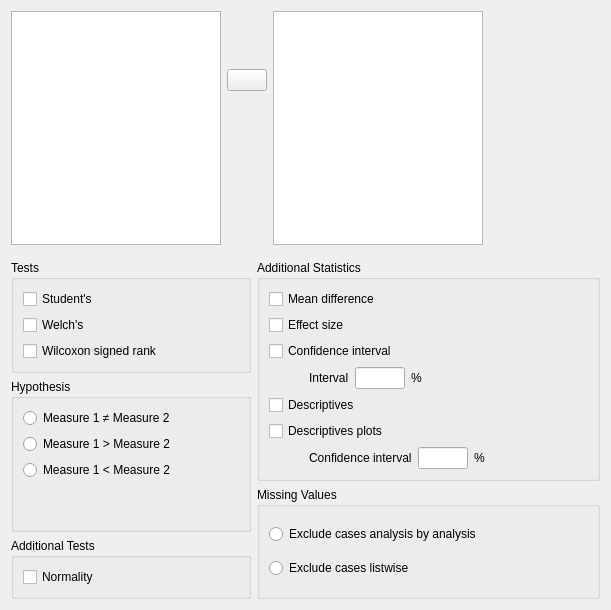
Before: the Qt Designer form JASP-Desktop/analysisforms/ttestpairedsamplesform.ui in jasp-stats/jasp-desktop, drawn with Qt 5.
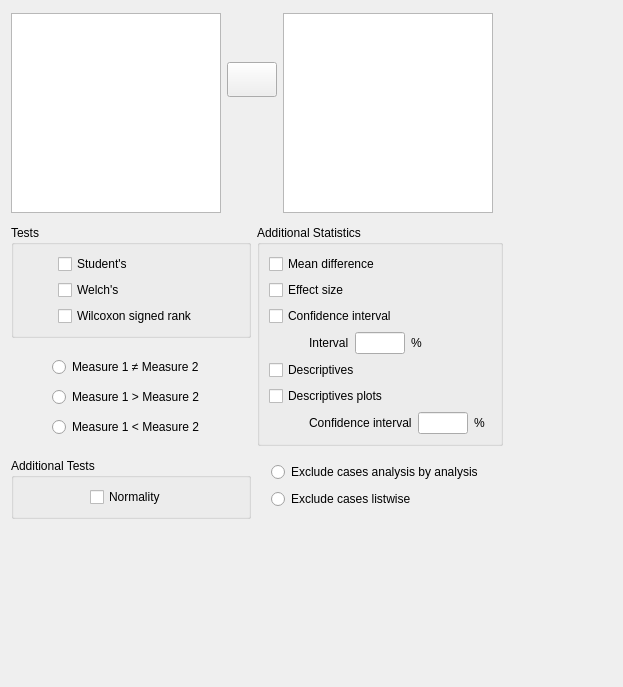
After: the same form once the commit is applied. Custom widgets are drawn as their Qt base class.

Diff of the .ui file:
```diff
--- a/JASP-Desktop/analysisforms/ttestpairedsamplesform.ui
+++ b/JASP-Desktop/analysisforms/ttestpairedsamplesform.ui
@@ -6,17 +6,41 @@
    <rect>
     <x>0</x>
     <y>0</y>
-    <width>611</width>
-    <height>610</height>
+    <width>623</width>
+    <height>687</height>
    </rect>
   </property>
+  <property name="sizePolicy">
+   <sizepolicy hsizetype="Expanding" vsizetype="Preferred">
+    <horstretch>0</horstretch>
+    <verstretch>0</verstretch>
+   </sizepolicy>
+  </property>
+  <property name="minimumSize">
+   <size>
+    <width>0</width>
+    <height>0</height>
+   </size>
+  </property>
   <property name="windowTitle">
    <string>Form</string>
   </property>
-  <layout class="QGridLayout" name="gridLayout_7">
-   <item row="0" column="0" colspan="3">
-    <widget class="QWidget" name="widget_2" native="true">
-     <layout class="QGridLayout" name="gridLayout">
+  <layout class="QVBoxLayout" name="verticalLayout">
+   <property name="spacing">
+    <number>3</number>
+   </property>
+   <property name="topMargin">
+    <number>13</number>
+   </property>
+   <item>
+    <widget class="QWidget" name="horizontalWidget" native="true">
+     <property name="sizePolicy">
+      <sizepolicy hsizetype="Fixed" vsizetype="Fixed">
+       <horstretch>0</horstretch>
+       <verstretch>0</verstretch>
+      </sizepolicy>
+     </property>
+     <layout class="QHBoxLayout" name="horizontalLayout_2">
       <property name="leftMargin">
        <number>0</number>
       </property>
@@ -29,33 +53,29 @@
       <property name="bottomMargin">
        <number>0</number>
       </property>
-      <item row="0" column="0" rowspan="2">
+      <item>
        <widget class="AvailableFieldsListView" name="availableFields">
+        <property name="sizePolicy">
+         <sizepolicy hsizetype="Fixed" vsizetype="Fixed">
+          <horstretch>0</horstretch>
+          <verstretch>0</verstretch>
+         </sizepolicy>
+        </property>
         <property name="minimumSize">
          <size>
-          <width>0</width>
+          <width>210</width>
           <height>200</height>
          </size>
         </property>
         <property name="maximumSize">
          <size>
           <width>210</width>
-          <height>16777215</height>
+          <height>200</height>
          </size>
         </property>
        </widget>
       </item>
-      <item row="0" column="2" rowspan="2">
-       <widget class="BoundPairsTable" name="pairs">
-        <property name="maximumSize">
-         <size>
-          <width>210</width>
-          <height>16777215</height>
-         </size>
-        </property>
-       </widget>
-      </item>
-      <item row="0" column="1" rowspan="2">
+      <item>
        <widget class="QWidget" name="widget_5" native="true">
         <layout class="QGridLayout" name="gridLayout_4">
          <property name="leftMargin">
@@ -64,36 +84,13 @@
          <property name="rightMargin">
           <number>0</number>
          </property>
-         <item row="2" column="0">
-          <spacer name="verticalSpacer_2">
-           <property name="orientation">
-            <enum>Qt::Vertical</enum>
-           </property>
-           <property name="sizeHint" stdset="0">
-            <size>
-             <width>20</width>
-             <height>40</height>
-            </size>
-           </property>
-          </spacer>
-         </item>
          <item row="0" column="0">
           <spacer name="verticalSpacer_4">
            <property name="orientation">
             <enum>Qt::Vertical</enum>
            </property>
-           <property name="sizeHint" stdset="0">
-            <size>
-             <width>20</width>
-             <height>40</height>
-            </size>
-           </property>
-          </spacer>
-         </item>
-         <item row="4" column="0">
-          <spacer name="verticalSpacer_3">
-           <property name="orientation">
-            <enum>Qt::Vertical</enum>
+           <property name="sizeType">
+            <enum>QSizePolicy::Fixed</enum>
            </property>
            <property name="sizeHint" stdset="0">
             <size>
@@ -105,10 +102,22 @@
          </item>
          <item row="1" column="0">
           <widget class="AssignButton" name="assignButton">
+           <property name="sizePolicy">
+            <sizepolicy hsizetype="Fixed" vsizetype="Fixed">
+             <horstretch>0</horstretch>
+             <verstretch>0</verstretch>
+            </sizepolicy>
+           </property>
+           <property name="minimumSize">
+            <size>
+             <width>50</width>
+             <height>35</height>
+            </size>
+           </property>
            <property name="maximumSize">
             <size>
              <width>50</width>
-             <height>16777215</height>
+             <height>35</height>
             </size>
            </property>
            <property name="text">
@@ -116,8 +125,8 @@
            </property>
           </widget>
          </item>
-         <item row="3" column="0">
-          <spacer name="verticalSpacer_5">
+         <item row="2" column="0">
+          <spacer name="verticalSpacer_3">
            <property name="orientation">
             <enum>Qt::Vertical</enum>
            </property>
@@ -132,21 +141,55 @@
         </layout>
        </widget>
       </item>
+      <item>
+       <widget class="BoundPairsTable" name="pairs">
+        <property name="sizePolicy">
+         <sizepolicy hsizetype="Fixed" vsizetype="Fixed">
+          <horstretch>0</horstretch>
+          <verstretch>0</verstretch>
+         </sizepolicy>
+        </property>
+        <property name="minimumSize">
+         <size>
+          <width>210</width>
+          <height>200</height>
+         </size>
+        </property>
+        <property name="maximumSize">
+         <size>
+          <width>210</width>
+          <height>200</height>
+         </size>
+        </property>
+       </widget>
+      </item>
+      <item>
+       <widget class="QWidget" name="widget" native="true">
+        <property name="sizePolicy">
+         <sizepolicy hsizetype="Fixed" vsizetype="Preferred">
+          <horstretch>0</horstretch>
+          <verstretch>0</verstretch>
+         </sizepolicy>
+        </property>
+        <property name="minimumSize">
+         <size>
+          <width>100</width>
+          <height>0</height>
+         </size>
+        </property>
+       </widget>
+      </item>
      </layout>
     </widget>
    </item>
-   <item row="0" column="3">
-    <widget class="QWidget" name="widget" native="true">
-     <property name="minimumSize">
-      <size>
-       <width>90</width>
-       <height>0</height>
-      </size>
-     </property>
-    </widget>
-   </item>
-   <item row="1" column="0" colspan="4">
+   <item>
     <widget class="QWidget" name="widget_7" native="true">
+     <property name="sizePolicy">
+      <sizepolicy hsizetype="Fixed" vsizetype="Fixed">
+       <horstretch>0</horstretch>
+       <verstretch>0</verstretch>
+      </sizepolicy>
+     </property>
      <layout class="QGridLayout" name="gridLayout_12">
       <property name="leftMargin">
        <number>0</number>
@@ -159,6 +202,12 @@
       </property>
       <item row="0" column="2" rowspan="2">
        <widget class="GroupBox" name="groupBox_7">
+        <property name="sizePolicy">
+         <sizepolicy hsizetype="Minimum" vsizetype="Preferred">
+          <horstretch>0</horstretch>
+          <verstretch>0</verstretch>
+         </sizepolicy>
+        </property>
         <property name="title">
          <string>Additional Statistics</string>
         </property>
@@ -180,6 +229,12 @@
             </property>
             <item row="0" column="1">
              <widget class="BoundTextBox" name="descriptivesPlotsConfidenceInterval">
+              <property name="sizePolicy">
+               <sizepolicy hsizetype="Fixed" vsizetype="Fixed">
+                <horstretch>0</horstretch>
+                <verstretch>0</verstretch>
+               </sizepolicy>
+              </property>
               <property name="minimumSize">
                <size>
                 <width>50</width>
@@ -196,6 +251,12 @@
             </item>
             <item row="0" column="0">
              <widget class="QLabel" name="label_3">
+              <property name="sizePolicy">
+               <sizepolicy hsizetype="Fixed" vsizetype="Preferred">
+                <horstretch>0</horstretch>
+                <verstretch>0</verstretch>
+               </sizepolicy>
+              </property>
               <property name="text">
                <string>Confidence interval</string>
               </property>
@@ -203,6 +264,12 @@
             </item>
             <item row="0" column="2">
              <widget class="QLabel" name="label_4">
+              <property name="sizePolicy">
+               <sizepolicy hsizetype="Fixed" vsizetype="Preferred">
+                <horstretch>0</horstretch>
+                <verstretch>0</verstretch>
+               </sizepolicy>
+              </property>
               <property name="text">
                <string>%</string>
               </property>
@@ -228,6 +295,12 @@
             </property>
             <item row="0" column="0">
              <widget class="QLabel" name="label">
+              <property name="sizePolicy">
+               <sizepolicy hsizetype="Fixed" vsizetype="Preferred">
+                <horstretch>0</horstretch>
+                <verstretch>0</verstretch>
+               </sizepolicy>
+              </property>
               <property name="text">
                <string>Interval</string>
               </property>
@@ -236,7 +309,7 @@
             <item row="0" column="1">
              <widget class="BoundTextBox" name="confidenceIntervalInterval">
               <property name="sizePolicy">
-               <sizepolicy hsizetype="Preferred" vsizetype="Fixed">
+               <sizepolicy hsizetype="Fixed" vsizetype="Fixed">
                 <horstretch>0</horstretch>
                 <verstretch>0</verstretch>
                </sizepolicy>
@@ -257,6 +330,12 @@
             </item>
             <item row="0" column="2">
              <widget class="QLabel" name="label_2">
+              <property name="sizePolicy">
+               <sizepolicy hsizetype="Fixed" vsizetype="Preferred">
+                <horstretch>0</horstretch>
+                <verstretch>0</verstretch>
+               </sizepolicy>
+              </property>
               <property name="text">
                <string>%</string>
               </property>
@@ -267,6 +346,12 @@
          </item>
          <item row="2" column="0" colspan="3">
           <widget class="BoundCheckBox" name="confidenceInterval">
+           <property name="sizePolicy">
+            <sizepolicy hsizetype="Fixed" vsizetype="Fixed">
+             <horstretch>0</horstretch>
+             <verstretch>0</verstretch>
+            </sizepolicy>
+           </property>
            <property name="text">
             <string>Confidence interval</string>
            </property>
@@ -274,6 +359,12 @@
          </item>
          <item row="0" column="0" colspan="3">
           <widget class="BoundCheckBox" name="meanDifference">
+           <property name="sizePolicy">
+            <sizepolicy hsizetype="Fixed" vsizetype="Fixed">
+             <horstretch>0</horstretch>
+             <verstretch>0</verstretch>
+            </sizepolicy>
+           </property>
            <property name="text">
             <string>Mean difference</string>
            </property>
@@ -281,6 +372,12 @@
          </item>
          <item row="1" column="0" colspan="2">
           <widget class="BoundCheckBox" name="effectSize">
+           <property name="sizePolicy">
+            <sizepolicy hsizetype="Fixed" vsizetype="Fixed">
+             <horstretch>0</horstretch>
+             <verstretch>0</verstretch>
+            </sizepolicy>
+           </property>
            <property name="text">
             <string>Effect size</string>
            </property>
@@ -288,149 +385,189 @@
          </item>
          <item row="5" column="0">
           <widget class="BoundCheckBox" name="descriptivesPlots">
+           <property name="sizePolicy">
+            <sizepolicy hsizetype="Fixed" vsizetype="Fixed">
+             <horstretch>0</horstretch>
+             <verstretch>0</verstretch>
+            </sizepolicy>
+           </property>
            <property name="text">
             <string>Descriptives plots</string>
            </property>
           </widget>
          </item>
-         <item row="3" column="2">
-          <spacer name="horizontalSpacer">
-           <property name="orientation">
-            <enum>Qt::Horizontal</enum>
-           </property>
-           <property name="sizeHint" stdset="0">
-            <size>
-             <width>40</width>
-             <height>20</height>
-            </size>
-           </property>
-          </spacer>
-         </item>
          <item row="4" column="0" colspan="2">
           <widget class="BoundCheckBox" name="descriptives">
+           <property name="sizePolicy">
+            <sizepolicy hsizetype="Fixed" vsizetype="Fixed">
+             <horstretch>0</horstretch>
+             <verstretch>0</verstretch>
+            </sizepolicy>
+           </property>
            <property name="text">
             <string>Descriptives</string>
            </property>
           </widget>
          </item>
-         <item row="6" column="2">
-          <spacer name="horizontalSpacer_2">
-           <property name="orientation">
-            <enum>Qt::Horizontal</enum>
-           </property>
-           <property name="sizeHint" stdset="0">
-            <size>
-             <width>40</width>
-             <height>20</height>
-            </size>
-           </property>
-          </spacer>
-         </item>
         </layout>
        </widget>
       </item>
       <item row="3" column="0" colspan="2">
        <widget class="GroupBox" name="testType">
+        <property name="sizePolicy">
+         <sizepolicy hsizetype="Minimum" vsizetype="Preferred">
+          <horstretch>0</horstretch>
+          <verstretch>0</verstretch>
+         </sizepolicy>
+        </property>
         <property name="title">
          <string>Additional Tests</string>
         </property>
         <layout class="QGridLayout" name="gridLayout_11">
          <item row="0" column="0">
           <widget class="BoundCheckBox" name="normalityTests">
+           <property name="sizePolicy">
+            <sizepolicy hsizetype="Fixed" vsizetype="Fixed">
+             <horstretch>0</horstretch>
+             <verstretch>0</verstretch>
+            </sizepolicy>
+           </property>
            <property name="text">
             <string>Normality</string>
            </property>
           </widget>
          </item>
-        </layout>
-       </widget>
-      </item>
-      <item row="2" column="2" rowspan="2">
-       <widget class="BoundGroupBox" name="missingValues">
-        <property name="title">
-         <string>Missing Values</string>
-        </property>
-        <property name="flat">
-         <bool>false</bool>
-        </property>
-        <layout class="QGridLayout" name="gridLayout_6">
-         <item row="0" column="0">
-          <widget class="QRadioButton" name="_1excludeAnalysisByAnalysis">
-           <property name="text">
-            <string>Exclude cases analysis by analysis</string>
+         <item row="0" column="1">
+          <spacer name="horizontalSpacer_4">
+           <property name="orientation">
+            <enum>Qt::Horizontal</enum>
            </property>
-          </widget>
-         </item>
-         <item row="1" column="0">
-          <widget class="QRadioButton" name="_2excludeListwise">
-           <property name="text">
-            <string>Exclude cases listwise</string>
+           <property name="sizeType">
+            <enum>QSizePolicy::Preferred</enum>
            </property>
-          </widget>
+           <property name="sizeHint" stdset="0">
+            <size>
+             <width>5</width>
+             <height>20</height>
+            </size>
+           </property>
+          </spacer>
          </item>
         </layout>
        </widget>
       </item>
       <item row="0" column="0" colspan="2">
        <widget class="GroupBox" name="tests">
+        <property name="sizePolicy">
+         <sizepolicy hsizetype="Minimum" vsizetype="Preferred">
+          <horstretch>0</horstretch>
+          <verstretch>0</verstretch>
+         </sizepolicy>
+        </property>
         <property name="title">
          <string>Tests</string>
         </property>
         <layout class="QGridLayout" name="gridLayout_10">
          <item row="2" column="0">
           <widget class="BoundCheckBox" name="wilcoxonSignedRank">
+           <property name="sizePolicy">
+            <sizepolicy hsizetype="Fixed" vsizetype="Fixed">
+             <horstretch>0</horstretch>
+             <verstretch>0</verstretch>
+            </sizepolicy>
+           </property>
            <property name="text">
             <string>Wilcoxon signed rank</string>
            </property>
           </widget>
          </item>
-         <item row="1" column="0">
-          <widget class="BoundCheckBox" name="welchs">
-           <property name="text">
-            <string>Welch's</string>
-           </property>
-          </widget>
-         </item>
          <item row="0" column="0">
           <widget class="BoundCheckBox" name="students">
+           <property name="sizePolicy">
+            <sizepolicy hsizetype="Fixed" vsizetype="Fixed">
+             <horstretch>0</horstretch>
+             <verstretch>0</verstretch>
+            </sizepolicy>
+           </property>
            <property name="text">
             <string>Student's</string>
            </property>
           </widget>
          </item>
+         <item row="1" column="0">
+          <widget class="BoundCheckBox" name="welchs">
+           <property name="sizePolicy">
+            <sizepolicy hsizetype="Fixed" vsizetype="Fixed">
+             <horstretch>0</horstretch>
+             <verstretch>0</verstretch>
+            </sizepolicy>
+           </property>
+           <property name="text">
+            <string>Welch's</string>
+           </property>
+          </widget>
+         </item>
+         <item row="0" column="1" rowspan="3">
+          <spacer name="horizontalSpacer">
+           <property name="orientation">
+            <enum>Qt::Horizontal</enum>
+           </property>
+           <property name="sizeType">
+            <enum>QSizePolicy::Preferred</enum>
+           </property>
+           <property name="sizeHint" stdset="0">
+            <size>
+             <width>5</width>
+             <height>20</height>
+            </size>
+           </property>
+          </spacer>
+         </item>
         </layout>
        </widget>
       </item>
       <item row="1" column="0" rowspan="2" colspan="2">
-       <widget class="BoundGroupBox" name="hypothesis">
+       <widget class="BoundGroupBox" name="hypothesis" native="true">
+        <property name="sizePolicy">
+         <sizepolicy hsizetype="Minimum" vsizetype="Preferred">
+          <horstretch>0</horstretch>
+          <verstretch>0</verstretch>
+         </sizepolicy>
+        </property>
         <property name="minimumSize">
          <size>
           <width>240</width>
           <height>0</height>
          </size>
         </property>
-        <property name="title">
+        <property name="title" stdset="0">
          <string>Hypothesis</string>
         </property>
-        <property name="flat">
+        <property name="flat" stdset="0">
          <bool>false</bool>
         </property>
         <layout class="QGridLayout" name="gridLayout_5">
-         <item row="4" column="0">
-          <spacer name="verticalSpacer">
-           <property name="orientation">
-            <enum>Qt::Vertical</enum>
+         <item row="1" column="0">
+          <widget class="QRadioButton" name="_1notEqual">
+           <property name="sizePolicy">
+            <sizepolicy hsizetype="Fixed" vsizetype="Fixed">
+             <horstretch>0</horstretch>
+             <verstretch>0</verstretch>
+            </sizepolicy>
            </property>
-           <property name="sizeHint" stdset="0">
-            <size>
-             <width>20</width>
-             <height>40</height>
-            </size>
+           <property name="text">
+            <string>Measure 1 ≠ Measure 2</string>
            </property>
-          </spacer>
+          </widget>
          </item>
          <item row="3" column="0">
           <widget class="QRadioButton" name="_3groupTwoGreater">
+           <property name="sizePolicy">
+            <sizepolicy hsizetype="Fixed" vsizetype="Fixed">
+             <horstretch>0</horstretch>
+             <verstretch>0</verstretch>
+            </sizepolicy>
+           </property>
            <property name="text">
             <string>Measure 1 &lt; Measure 2</string>
            </property>
@@ -438,24 +575,112 @@
          </item>
          <item row="2" column="0">
           <widget class="QRadioButton" name="_2groupOneGreater">
+           <property name="sizePolicy">
+            <sizepolicy hsizetype="Fixed" vsizetype="Fixed">
+             <horstretch>0</horstretch>
+             <verstretch>0</verstretch>
+            </sizepolicy>
+           </property>
            <property name="text">
             <string>Measure 1 &gt; Measure 2</string>
            </property>
           </widget>
          </item>
+         <item row="1" column="1" rowspan="3">
+          <spacer name="horizontalSpacer_2">
+           <property name="orientation">
+            <enum>Qt::Horizontal</enum>
+           </property>
+           <property name="sizeType">
+            <enum>QSizePolicy::Preferred</enum>
+           </property>
+           <property name="sizeHint" stdset="0">
+            <size>
+             <width>5</width>
+             <height>20</height>
+            </size>
+           </property>
+          </spacer>
+         </item>
+        </layout>
+       </widget>
+      </item>
+      <item row="2" column="2" rowspan="2">
+       <widget class="BoundGroupBox" name="missingValues" native="true">
+        <property name="sizePolicy">
+         <sizepolicy hsizetype="Minimum" vsizetype="Preferred">
+          <horstretch>0</horstretch>
+          <verstretch>0</verstretch>
+         </sizepolicy>
+        </property>
+        <property name="title" stdset="0">
+         <string>Missing Values</string>
+        </property>
+        <property name="flat" stdset="0">
+         <bool>false</bool>
+        </property>
+        <layout class="QGridLayout" name="gridLayout_6">
          <item row="1" column="0">
-          <widget class="QRadioButton" name="_1notEqual">
+          <widget class="QRadioButton" name="_2excludeListwise">
+           <property name="sizePolicy">
+            <sizepolicy hsizetype="Fixed" vsizetype="Fixed">
+             <horstretch>0</horstretch>
+             <verstretch>0</verstretch>
+            </sizepolicy>
+           </property>
            <property name="text">
-            <string>Measure 1 ≠ Measure 2</string>
+            <string>Exclude cases listwise</string>
            </property>
           </widget>
          </item>
+         <item row="0" column="0">
+          <widget class="QRadioButton" name="_1excludeAnalysisByAnalysis">
+           <property name="sizePolicy">
+            <sizepolicy hsizetype="Fixed" vsizetype="Fixed">
+             <horstretch>0</horstretch>
+             <verstretch>0</verstretch>
+            </sizepolicy>
+           </property>
+           <property name="text">
+            <string>Exclude cases analysis by analysis</string>
+           </property>
+          </widget>
+         </item>
+         <item row="0" column="1" rowspan="2">
+          <spacer name="horizontalSpacer_3">
+           <property name="orientation">
+            <enum>Qt::Horizontal</enum>
+           </property>
+           <property name="sizeType">
+            <enum>QSizePolicy::Preferred</enum>
+           </property>
+           <property name="sizeHint" stdset="0">
+            <size>
+             <width>5</width>
+             <height>20</height>
+            </size>
+           </property>
+          </spacer>
+         </item>
         </layout>
        </widget>
       </item>
      </layout>
     </widget>
    </item>
+   <item>
+    <spacer name="verticalSpacer">
+     <property name="orientation">
+      <enum>Qt::Vertical</enum>
+     </property>
+     <property name="sizeHint" stdset="0">
+      <size>
+       <width>20</width>
+       <height>40</height>
+      </size>
+     </property>
+    </spacer>
+   </item>
   </layout>
  </widget>
  <customwidgets>
@@ -487,7 +712,7 @@
   </customwidget>
   <customwidget>
    <class>BoundGroupBox</class>
-   <extends>QGroupBox</extends>
+   <extends>QWidget</extends>
    <header>widgets/boundgroupbox.h</header>
    <container>1</container>
   </customwidget>
```
